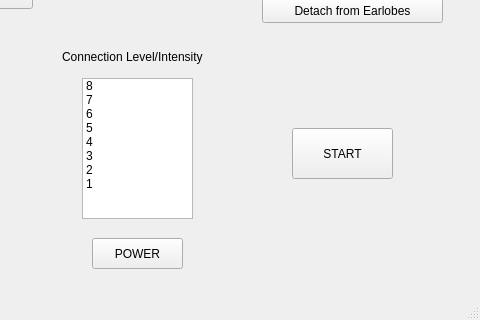
Qt form CES-Device/mainwindow.ui (Shibbler/3004-group) before a commit; both pictures show x 248 to 728 and y 92 to 412 of the 728 by 412 pixel window.
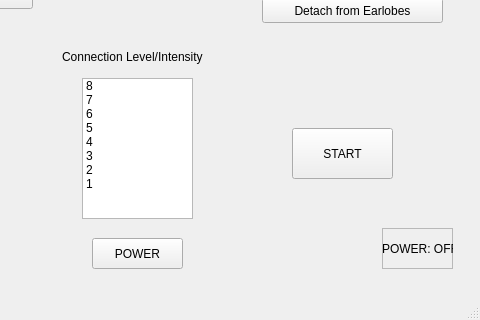
The same form after that commit.

Commit message: Added powerButton functionality

```diff
--- a/CES-Device/mainwindow.ui
+++ b/CES-Device/mainwindow.ui
@@ -431,6 +431,38 @@
      </property>
     </item>
    </widget>
+   <widget class="QFrame" name="powerFrame">
+    <property name="geometry">
+     <rect>
+      <x>630</x>
+      <y>320</y>
+      <width>71</width>
+      <height>41</height>
+     </rect>
+    </property>
+    <property name="autoFillBackground">
+     <bool>true</bool>
+    </property>
+    <property name="frameShape">
+     <enum>QFrame::StyledPanel</enum>
+    </property>
+    <property name="frameShadow">
+     <enum>QFrame::Raised</enum>
+    </property>
+    <widget class="QLabel" name="powerLabel">
+     <property name="geometry">
+      <rect>
+       <x>0</x>
+       <y>0</y>
+       <width>71</width>
+       <height>41</height>
+      </rect>
+     </property>
+     <property name="text">
+      <string>POWER: OFF</string>
+     </property>
+    </widget>
+   </widget>
    <zorder>BatteryFrame</zorder>
    <zorder>sessionStore</zorder>
    <zorder>increaseButton</zorder>
```
Left out of the diff: 1 changed line with no effect on the pictures. The commit also changes 3 other files.
